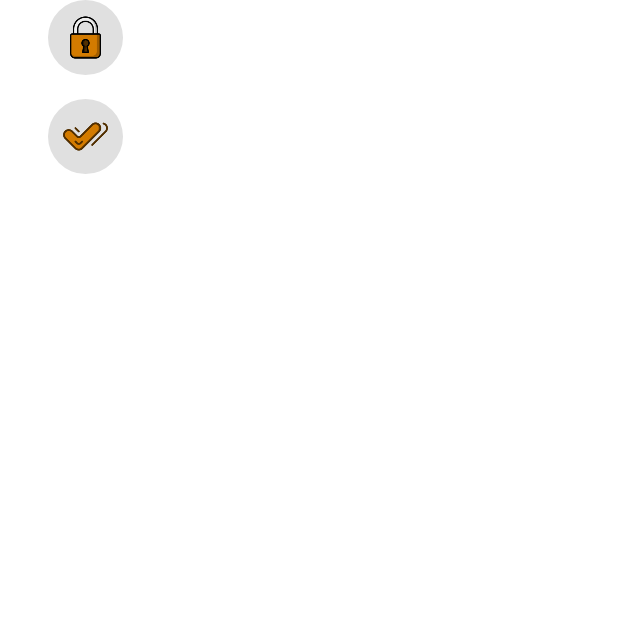
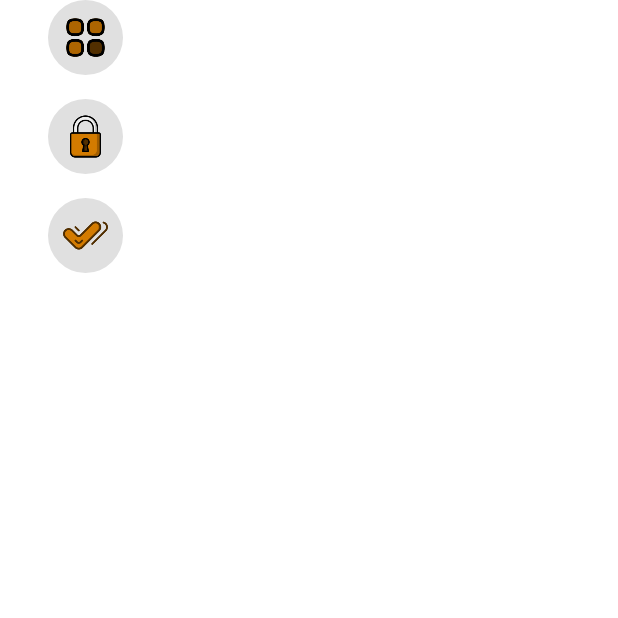
Before and after one commit to RAYANaouf/H-M_toDo_note, an Android app built with Jetpack Compose: the composable ToolBar shown on its own in the app's theme, on a phone screen of 412 x 824 dp, the top half of it. Run offline under Robolectric (Android 15) with nearby library versions, the phone set to English and light mode, and no system bars; our stand-ins replace constraintlayout-compose; 20 statements that could not run were skipped.

Commit message:
analitics 0.0.65v

```diff
--- a/app/src/main/java/com/jetapptech/halfwarenote/data/local/room/database/Database.kt
+++ b/app/src/main/java/com/jetapptech/halfwarenote/data/local/room/database/Database.kt
@@ -2,17 +2,19 @@ package com.jetapptech.halfwarenote.data.local.room.database
 
 import androidx.room.Database
 import androidx.room.RoomDatabase
+import com.jetapptech.halfwarenote.data.local.room.dao.Category_Dao
 import com.jetapptech.halfwarenote.data.local.room.dao.CheckBox_Dao
 import com.jetapptech.halfwarenote.data.local.room.dao.Media_Dao
 import com.jetapptech.halfwarenote.data.local.room.dao.Note_Dao
 import com.jetapptech.halfwarenote.data.local.room.dao.Paragraph_Dao
+import com.jetapptech.halfwarenote.data.local.room.entities.Category_Room
 import com.jetapptech.halfwarenote.data.local.room.entities.CheckBox_Room
 import com.jetapptech.halfwarenote.data.local.room.entities.Media_Room
 import com.jetapptech.halfwarenote.data.local.room.entities.Note_Room
 import com.jetapptech.halfwarenote.data.local.room.entities.Paragraph_Room
 
 
-@Database(entities = [CheckBox_Room::class , Media_Room::class , Paragraph_Room::class , Note_Room::class  ] , version = 1 , exportSchema = false)
+@Database(entities = [CheckBox_Room::class , Media_Room::class , Paragraph_Room::class , Note_Room::class , Category_Room::class  ] , version = 1 , exportSchema = false)
 //@TypeConverters(Converter_Room::class)
 abstract class Database : RoomDatabase(){
 
@@ -20,6 +22,7 @@ abstract class Database : RoomDatabase(){
     abstract val checkBoxDao  : CheckBox_Dao
     abstract val paragraphDao : Paragraph_Dao
     abstract val mediaDao     : Media_Dao
+    abstract val categoryDao  : Category_Dao
     abstract val noteDao      : Note_Dao
 
 }
--- a/app/src/main/java/com/jetapptech/halfwarenote/presentation/nvgraph/NavGraph.kt
+++ b/app/src/main/java/com/jetapptech/halfwarenote/presentation/nvgraph/NavGraph.kt
@@ -94,6 +94,10 @@ fun NavGraph(
 
 
             val homeViewModel = koinViewModel<HomeViewModel>()
+
+            val context = LocalContext.current
+
+            Toast.makeText(context , "${homeViewModel.categories}" , Toast.LENGTH_LONG).show()
 
             HomeScreen(
                 notes = homeViewModel.notes,
--- a/app/src/main/java/com/jetapptech/halfwarenote/presentation/view/screen/addNoteScreen/AddNoteScreen.kt
+++ b/app/src/main/java/com/jetapptech/halfwarenote/presentation/view/screen/addNoteScreen/AddNoteScreen.kt
@@ -93,6 +93,9 @@ fun AddNoteScreen(
     }
 
     var show_passwordDialog by remember {
+        mutableStateOf(false)
+    }
+    var show_categoryDialog by remember {
         mutableStateOf(false)
     }
 
@@ -326,6 +329,9 @@ fun AddNoteScreen(
                     "lock"->{
                         show_passwordDialog = true
                     }
+                    "category"->{
+                        show_categoryDialog = true
+                    }
                 }
             },
             modifier = Modifier
--- a/app/src/main/java/com/jetapptech/halfwarenote/presentation/view/screen/addNoteScreen/components/ToolBar.kt
+++ b/app/src/main/java/com/jetapptech/halfwarenote/presentation/view/screen/addNoteScreen/components/ToolBar.kt
@@ -31,9 +31,10 @@ fun ToolBar(
 
 
     val constraints = ConstraintSet {
-        var tool = createRefFor("tool")
-        var lock = createRefFor("lock")
-        var done = createRefFor("done")
+        var tool      = createRefFor("tool")
+        var lock      = createRefFor("lock")
+        var done      = createRefFor("done")
+        var category  = createRefFor("category")
 
         constrain(tool){
             start.linkTo(parent.start   , margin = 16.dp)
@@ -62,6 +63,16 @@ fun ToolBar(
             width  = Dimension.value(50.dp)
             height = Dimension.value(50.dp)
 
+        }
+
+        constrain(category){
+            start.linkTo(done.start)
+            end.linkTo(done.end)
+            bottom.linkTo(lock.top , margin = 16.dp)
+
+
+            width  = Dimension.value(50.dp)
+            height = Dimension.value(50.dp)
         }
 
 
@@ -209,6 +220,24 @@ fun ToolBar(
             )
         }
 
+        Box(
+            contentAlignment = Alignment.Center,
+            modifier = Modifier
+                .clip(CircleShape)
+                .background(custom_white2)
+                .layoutId("category")
+                .clickable {
+                    onClick("category")
+                }
+        ) {
+            Image(
+                painter  = painterResource(id = R.drawable.categories),
+                contentDescription = null,
+                modifier = Modifier
+                    .size(30.dp)
+            )
+        }
+
     }
 
 
```
Also changed, not shown: app/src/main/java/com/jetapptech/halfwarenote/data/local/room/dao/Category_Dao.kt (added, +26 -0 lines), app/src/main/java/com/jetapptech/halfwarenote/data/local/room/entities/Category_Room.kt (added, +13 -0 lines), app/src/main/java/com/jetapptech/halfwarenote/di/KoinModule.kt (+7 -2 lines), app/src/main/java/com/jetapptech/halfwarenote/presentation/view/screen/homeScreen/homeViewModel/HomeViewModel.kt (+15 -2 lines), app/src/main/res/drawable/categories.png (added).
